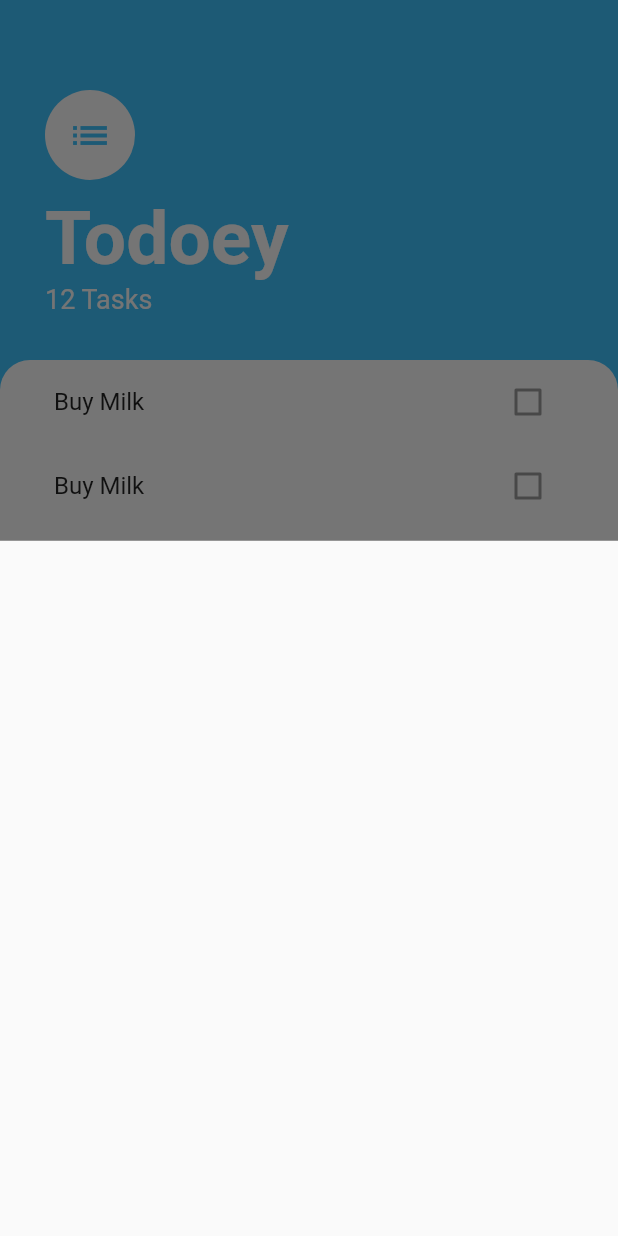
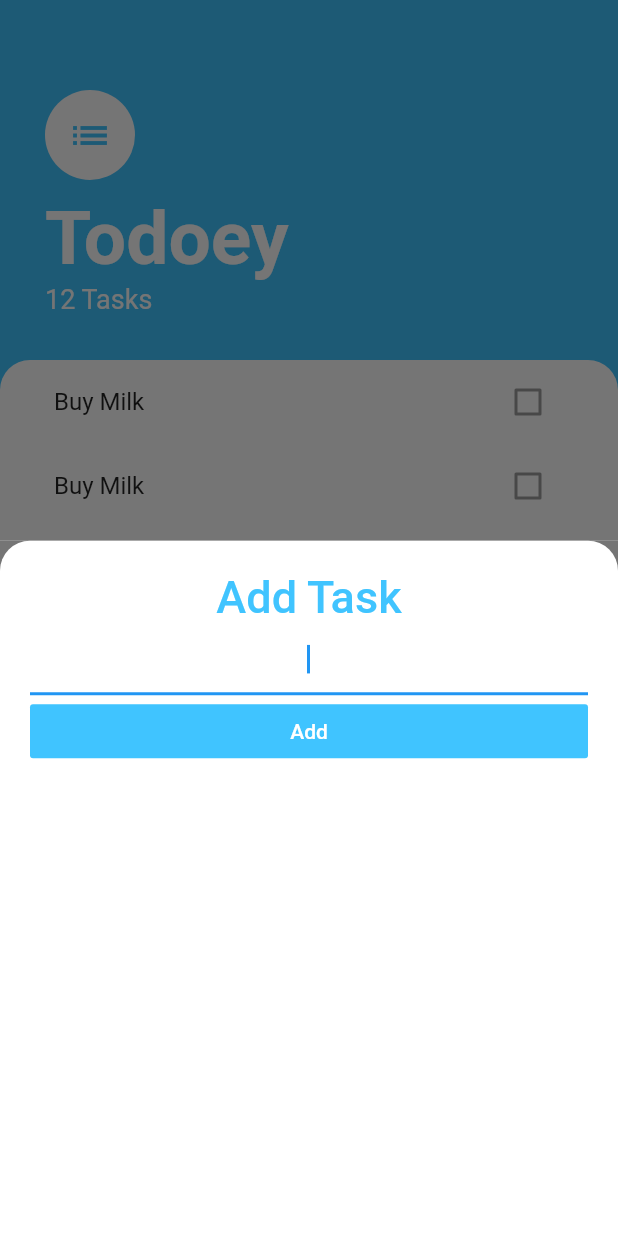
Before and after one commit to anveshkolluri93/todoe_flutter, a Flutter app: the screen it shows after launch, after a tap on the "add" icon, on a phone screen of 412 x 824 dp. Run offline on Flutter 3.47's test engine with Material 2 defaults, Android fonts, the phone set to English and light mode, and no system bars.

Commit message:
Styling the bottom sheet modal

```diff
--- /dev/null
+++ b/lib/screens/add_task_screen.dart
@@ -0,0 +1,47 @@
+import 'package:flutter/material.dart';
+
+class AddTaskScreen extends StatelessWidget {
+  @override
+  Widget build(BuildContext context) {
+    return Container(
+      color: Color(0xFF757575),
+      child: Container(
+        decoration: BoxDecoration(
+          color: Colors.white,
+          borderRadius: BorderRadius.only(
+            topLeft: Radius.circular(20.0),
+            topRight: Radius.circular(20.0),
+          ),
+        ),
+        child: Padding(
+          padding: EdgeInsets.all(20.0),
+          child: Column(
+            crossAxisAlignment: CrossAxisAlignment.stretch,
+            children: <Widget>[
+              Text(
+                'Add Task',
+                textAlign: TextAlign.center,
+                style: TextStyle(
+                    fontSize: 30.0,
+                    fontWeight: FontWeight.w500,
+                    color: Colors.lightBlueAccent),
+              ),
+              TextField(
+                autofocus: true,
+                textAlign: TextAlign.center,
+              ),
+              FlatButton(
+                child: Text(
+                  'Add',
+                  style: TextStyle(color: Colors.white),
+                ),
+                color: Colors.lightBlueAccent,
+                onPressed: () {},
+              ),
+            ],
+          ),
+        ),
+      ),
+    );
+  }
+}
--- a/lib/screens/tasks_screen.dart
+++ b/lib/screens/tasks_screen.dart
@@ -1,4 +1,5 @@
 import 'package:flutter/material.dart';
+import 'package:todo_flutter/screens/add_task_screen.dart';
 import 'package:todo_flutter/widgets/tasks_list.dart';
 import 'package:todo_flutter/widgets/tasks_tile.dart';
 
@@ -12,7 +13,7 @@ class TasksScreen extends StatelessWidget {
         child: Icon(Icons.add),
         onPressed: () {
           showModalBottomSheet(
-              context: context, builder: (context) => Container());
+              context: context, builder: (context) => AddTaskScreen());
         },
       ),
       body: Container(
```
